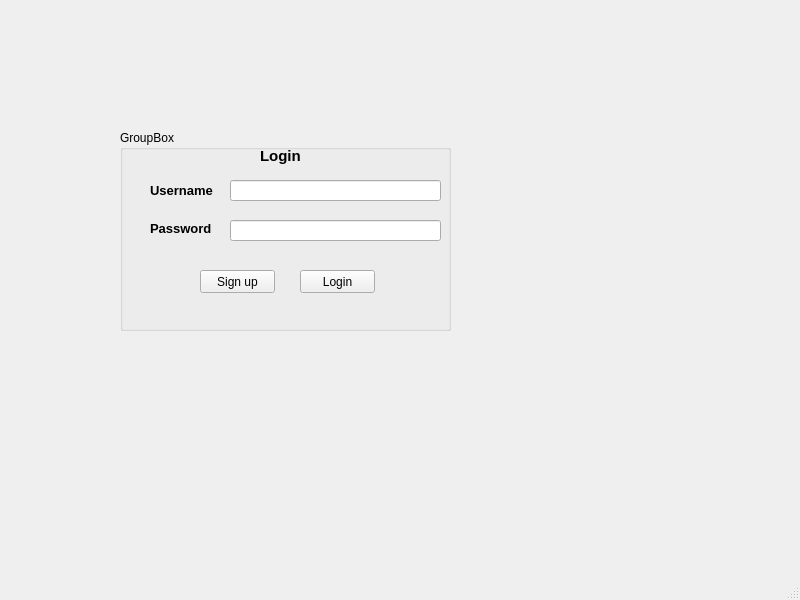
Old version of the form login.ui in the repository Jev353/A-Stars.
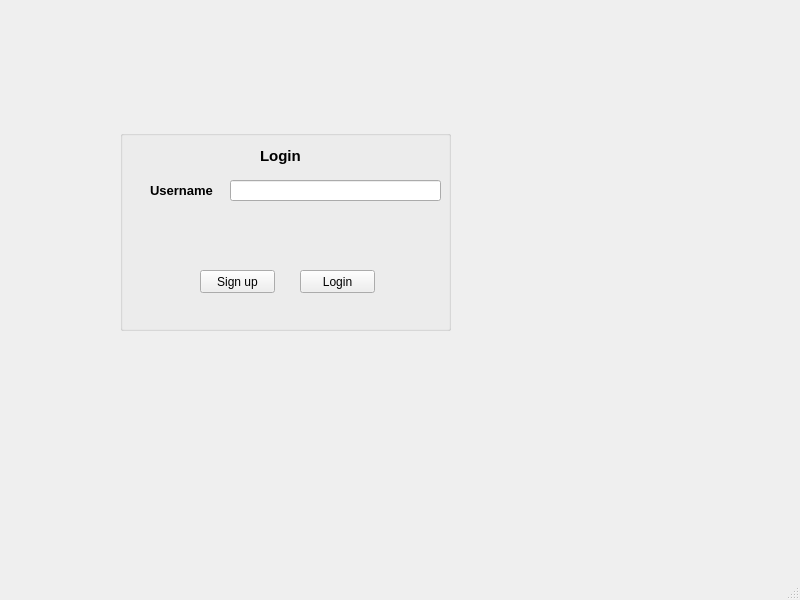
New version of the form.

Commit message: add login window display before application starts

Patch:
```diff
--- a/login.ui
+++ b/login.ui
@@ -23,9 +23,6 @@
       <height>201</height>
      </rect>
     </property>
-    <property name="title">
-     <string>GroupBox</string>
-    </property>
     <widget class="QLabel" name="label">
      <property name="geometry">
       <rect>
@@ -66,27 +63,7 @@
       <string>Username</string>
      </property>
     </widget>
-    <widget class="QLabel" name="label_3">
-     <property name="geometry">
-      <rect>
-       <x>30</x>
-       <y>90</y>
-       <width>71</width>
-       <height>16</height>
-      </rect>
-     </property>
-     <property name="font">
-      <font>
-       <pointsize>10</pointsize>
-       <weight>75</weight>
-       <bold>true</bold>
-      </font>
-     </property>
-     <property name="text">
-      <string>Password</string>
-     </property>
-    </widget>
-    <widget class="QLineEdit" name="lineEdit">
+    <widget class="QLineEdit" name="usernameLineEdit">
      <property name="geometry">
       <rect>
        <x>110</x>
@@ -96,17 +73,7 @@
       </rect>
      </property>
     </widget>
-    <widget class="QLineEdit" name="lineEdit_2">
-     <property name="geometry">
-      <rect>
-       <x>110</x>
-       <y>90</y>
-       <width>211</width>
-       <height>21</height>
-      </rect>
-     </property>
-    </widget>
-    <widget class="QPushButton" name="pushButton">
+    <widget class="QPushButton" name="signUpButton">
      <property name="geometry">
       <rect>
        <x>80</x>
```
Left out of the diff: 2 changed lines with no effect on the pictures. The commit also changes 1 other file.
